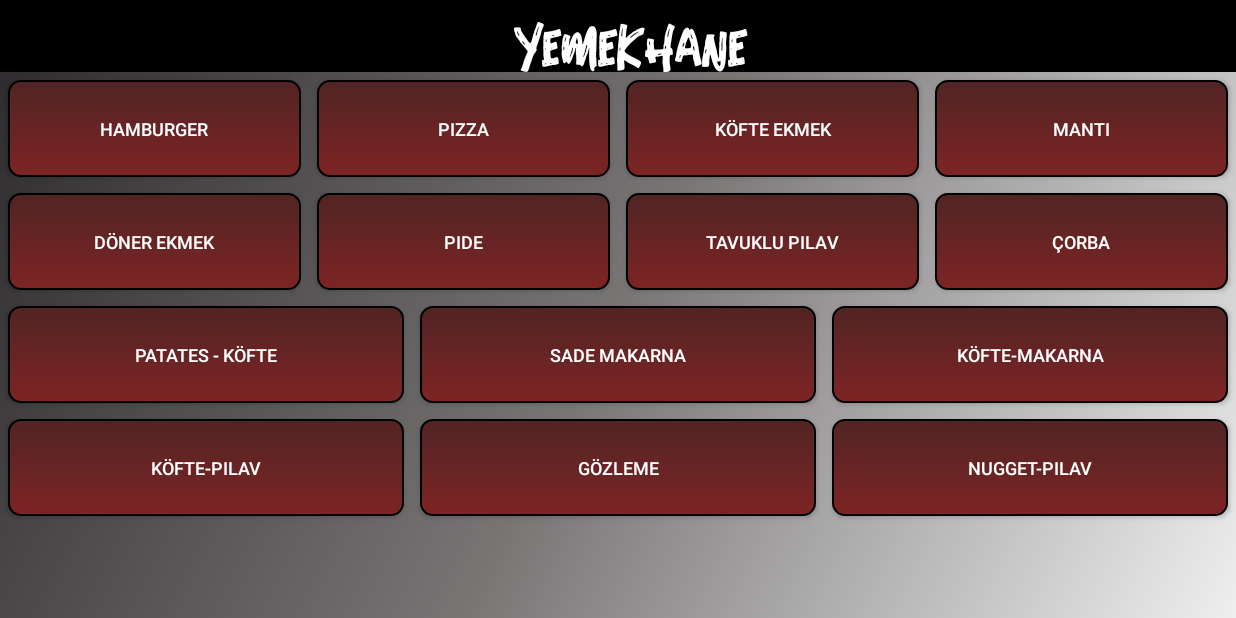
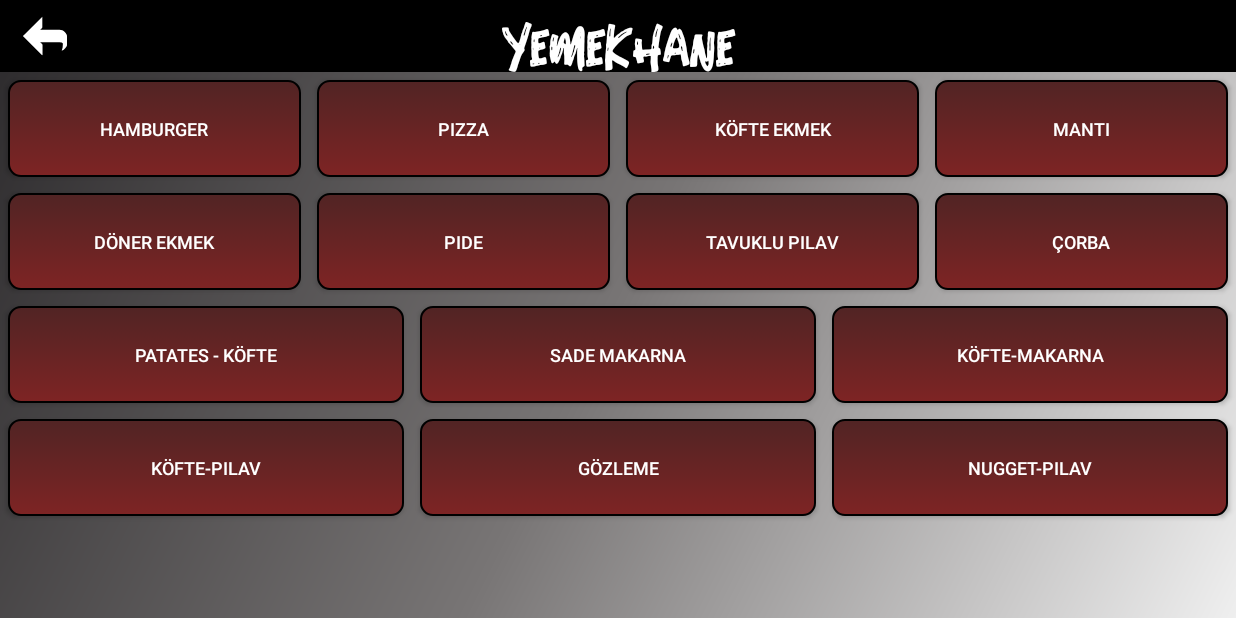
Before and after one commit to serdaroz0/Yemekhane, an Android app: the MenuActivity screen opened directly, with no data from a screen before it, on a phone screen of 824 x 412 dp (held sideways). Run offline under Robolectric (Android 15) with nearby library versions, the phone set to English and light mode, and no system bars; network calls fail.

Commit message:
Last End

```diff
--- a/app/src/main/java/kantin/com/yemekhane/activities/MainActivity.java
+++ b/app/src/main/java/kantin/com/yemekhane/activities/MainActivity.java
@@ -130,6 +130,7 @@ public class MainActivity extends AppCompatActivity {
     public void chooseChildHood(View view) {
         Button b = (Button) view;
         String buttonText = b.getText().toString();
+        buttonText = buttonText.equals(getString(R.string.ana_sınıfı)) ? "0" : buttonText;
         SecurePrefHelper.setPrefString(this, "numberText", buttonText);
         llWordsChildSchool.setVisibility(View.VISIBLE);
         numbers.setVisibility(View.GONE);
@@ -189,10 +190,11 @@ public class MainActivity extends AppCompatActivity {
                 searchListModels = (SearchListModel) obj;
                 searchLists = searchListModels.getData();
                 for (int i = 0; i < searchLists.size(); i++) {
-                    if (searchLists.get(i).getMenu().equals("")) {
+                    if (searchLists.get(i).getMenu() == null) {
                         searchLists.get(i).setMenu("Menü");
                     }
                 }
+                Collections.sort(searchLists, (o1, o2) -> o1.getFullName().compareTo(o2.getFullName()));
                 mAdapter = new PersonAdapter(searchLists, MainActivity.this);
                 mRecyclerView.setAdapter(mAdapter);
                 mAdapter.notifyDataSetChanged();
@@ -204,7 +206,6 @@ public class MainActivity extends AppCompatActivity {
 
     private void getSavedListAndDeleteAll() {
         setSavedListAdapter();
-
         StringBuilder idList = new StringBuilder();
         @SuppressLint("SimpleDateFormat") SimpleDateFormat sdf = new SimpleDateFormat("yyyy-MM-dd");
         String currentDateandTime = sdf.format(new Date());
@@ -225,7 +226,6 @@ public class MainActivity extends AppCompatActivity {
                 }
             }, true);
         }
-
         Services.getInstance().getSavedStudentList(this, obj -> {
             savedSearchListModels = (SearchListModel) obj;
             savedSearchLists = savedSearchListModels.getData();
--- a/app/src/main/java/kantin/com/yemekhane/activities/MenuActivity.java
+++ b/app/src/main/java/kantin/com/yemekhane/activities/MenuActivity.java
@@ -5,6 +5,7 @@ import android.os.Bundle;
 import android.support.v7.app.AppCompatActivity;
 import android.view.View;
 import android.widget.Button;
+import android.widget.ImageView;
 
 import java.util.Objects;
 
@@ -15,19 +16,23 @@ import kantin.com.yemekhane.utils.Util;
 
 public class MenuActivity extends AppCompatActivity {
     private CodeModel codeModel = new CodeModel();
+    ImageView ivBack;
 
     @Override
     protected void onCreate(Bundle savedInstanceState) {
         super.onCreate(savedInstanceState);
         setContentView(R.layout.activity_menu);
         Objects.requireNonNull(getSupportActionBar()).hide();
+        ivBack = findViewById(R.id.ivBack);
 
     }
+
 
     public void getText(View view) {
         try {
             Button b = (Button) view;
             String buttonText = b.getText().toString();
+
             Bundle extras = getIntent().getExtras();
             if (extras != null) {
                 if (Objects.requireNonNull(extras.getString("from")).equals("normal")) {
@@ -67,4 +72,8 @@ public class MenuActivity extends AppCompatActivity {
     }
 
 
+    public void onBackPressed(View view) {
+        onBackPressed();
+        finish();
+    }
 }
--- a/app/src/main/java/kantin/com/yemekhane/adapters/SavedPersonAdapter.java
+++ b/app/src/main/java/kantin/com/yemekhane/adapters/SavedPersonAdapter.java
@@ -25,7 +25,7 @@ import kantin.com.yemekhane.model.searchModel.SearchList;
 import kantin.com.yemekhane.utils.Services;
 import kantin.com.yemekhane.utils.Util;
 
-public class SavedPersonAdapter extends RecyclerView.Adapter<SavedPersonAdapter.ViewHolder> {
+public class    SavedPersonAdapter extends RecyclerView.Adapter<SavedPersonAdapter.ViewHolder> {
 
     private final List<SearchList> savedPersonModels;
     private final Context context;
@@ -91,7 +91,6 @@ public class SavedPersonAdapter extends RecyclerView.Adapter<SavedPersonAdapter.
                     holder.btnChangeMenu.setText(dp.getMenu());
                     holder.tvMenuSaved.setVisibility(View.GONE);
                     holder.tvTimeSaved.setTextColor(context.getResources().getColor(R.color.blue_tone));
-
                     break;
                 case 3:
                     holder.cvSaved.setCardBackgroundColor(context.getResources().getColor(R.color.gray));
--- /dev/null
+++ b/app/src/main/res/drawable/ic_back.xml
@@ -0,0 +1,7 @@
+<vector android:height="24dp" android:viewportHeight="499.2"
+    android:viewportWidth="499.2" android:width="24dp" xmlns:android="http://schemas.android.com/apk/res/android">
+    <path android:fillColor="@color/white" android:pathData="M489.6,229.6c-10.4,20.8 -29.6,37.6 -52.8,44c19.2,45.6 21.6,96.8 2.4,142.4c34.4,-11.2 60,-43.2 60,-81.6v-68.8C499.2,253.6 495.2,241.6 489.6,229.6z"/>
+    <path android:fillColor="@color/white" android:pathData="M413.6,177.6h-228c-47.2,0 -86.4,38.4 -86.4,85.6v58.4h232l0,0h82.4c33.6,0 64,20.8 77.6,49.6c6.4,-14.4 8,-25.6 8,-39.2v-68.8C499.2,216 460.8,177.6 413.6,177.6z"/>
+    <path android:fillColor="@color/white" android:pathData="M123.2,249.6l96,-96l0,-123.2l-219.2,219.2l219.2,219.2l0,-123.2z"/>
+    <path android:fillColor="@color/white" android:pathData="M1.6,249.6l217.6,219.2l0,-123.2l-94.4,-96l94.4,-96"/>
+</vector>
--- a/app/src/main/res/layout/activity_menu.xml
+++ b/app/src/main/res/layout/activity_menu.xml
@@ -7,16 +7,27 @@
     android:orientation="vertical"
     tools:context=".activities.MenuActivity">
 
-    <Toolbar
+    <RelativeLayout
         android:layout_width="match_parent"
         android:layout_height="?attr/actionBarSize"
         android:background="@color/black">
+
+        <ImageView
+            android:contentDescription="@string/back"
+            android:id="@+id/ivBack"
+            android:layout_marginStart="10dp"
+            android:layout_width="40dp"
+            android:layout_height="match_parent"
+            android:padding="5dp"
+            android:onClick="onBackPressed"
+            android:src="@drawable/ic_back" />
 
         <LinearLayout
             android:layout_width="match_parent"
             android:layout_height="match_parent"
             android:orientation="horizontal"
             tools:ignore="UseCompoundDrawables">
+
 
             <TextView
                 android:layout_width="0dp"
@@ -31,7 +42,7 @@
 
 
         </LinearLayout>
-    </Toolbar>
+    </RelativeLayout>
 
     <LinearLayout style="@style/llMenu">
 
--- a/app/src/main/res/layout/recycler_person.xml
+++ b/app/src/main/res/layout/recycler_person.xml
@@ -50,6 +50,7 @@
                 android:layout_width="0dp"
                 android:layout_height="match_parent"
                 android:layout_weight="2"
+                android:textSize="@dimen/font_size_x"
                 android:gravity="center"
                 android:visibility="gone" />
 
@@ -72,7 +73,7 @@
                 android:layout_height="match_parent"
                 android:layout_weight="2"
                 android:gravity="center"
-                android:textSize="@dimen/font_size_smx"
+                android:textSize="@dimen/font_size_x"
                 android:visibility="gone" />
         </LinearLayout>
     </android.support.v7.widget.CardView>
--- a/app/src/main/res/mipmap-anydpi-v26/ic_launcher.xml
+++ /dev/null
@@ -1,5 +0,0 @@
-<?xml version="1.0" encoding="utf-8"?>
-<adaptive-icon xmlns:android="http://schemas.android.com/apk/res/android">
-    <background android:drawable="@drawable/ic_launcher_background" />
-    <foreground android:drawable="@drawable/ic_launcher_foreground" />
-</adaptive-icon>
--- a/app/src/main/res/mipmap-anydpi-v26/ic_launcher_round.xml
+++ /dev/null
@@ -1,5 +0,0 @@
-<?xml version="1.0" encoding="utf-8"?>
-<adaptive-icon xmlns:android="http://schemas.android.com/apk/res/android">
-    <background android:drawable="@drawable/ic_launcher_background" />
-    <foreground android:drawable="@drawable/ic_launcher_foreground" />
-</adaptive-icon>
--- a/app/src/main/res/values/strings.xml
+++ b/app/src/main/res/values/strings.xml
@@ -32,7 +32,7 @@
     <string name="mail">Mail</string>
     <string name="note">Notunuzu Buraya Giriniz</string>
     <string name="cancel">İptal Et</string>
-    <string name="create">Oluştur</string>
+    <string name="create">Kaydet</string>
     <string name="create_note">Not Oluştur</string>
     <string name="deleted_success">Tarihi geçmiş öğrenciler silindi</string>
     <string name="hamburger">Hamburger</string>
@@ -65,4 +65,5 @@
     <string name="ı">ı</string>
     <string name="j">j</string>
     <string name="k">k</string>
+    <string name="back">Geri</string>
 </resources>
```
Also changed, not shown: app/src/main/res/mipmap-hdpi/ic_launcher.png, app/src/main/res/mipmap-hdpi/ic_launcher_round.png, app/src/main/res/mipmap-mdpi/ic_launcher.png, app/src/main/res/mipmap-mdpi/ic_launcher_round.png, app/src/main/res/mipmap-xhdpi/ic_launcher.png, app/src/main/res/mipmap-xhdpi/ic_launcher_round.png, app/src/main/res/mipmap-xxhdpi/ic_launcher.png, app/src/main/res/mipmap-xxhdpi/ic_launcher_round.png, app/src/main/res/mipmap-xxxhdpi/ic_launcher.png, app/src/main/res/mipmap-xxxhdpi/ic_launcher_round.png.
